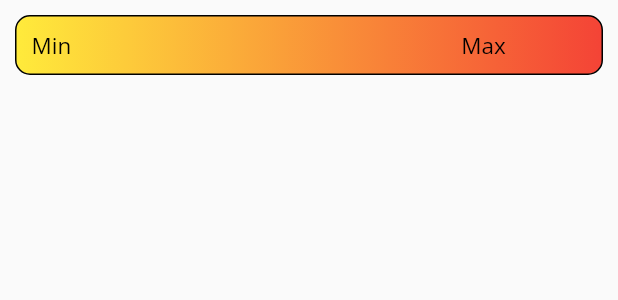
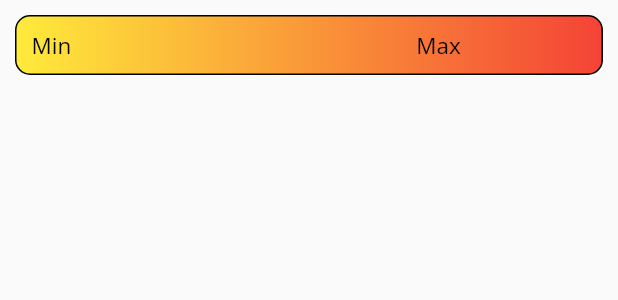
Before and after one commit to GDSC-Delft-Dev/apa, a Flutter app: the ColorLegend widget shown alone on an empty page, opened directly, on a phone screen of 412 x 824 dp. Shown: the top 300 px of the screen. Run offline on Flutter 3.47's test engine with Material 2 defaults, Android fonts, the phone set to English and light mode, and no system bars; our stand-ins replace cached_network_image, cloud_firestore, cloud_functions, firebase_auth, firebase_core, firebase_storage and 6 more; missing offline and left inert: f_logs, geojson_vi, poly_collisions; accounts and stored records are empty; generated files the repository leaves out were written again; network calls fail.

Commit message:
hotfix overflowing map legend

```diff
--- a/src/frontend/lib/views/insights/widgets/color_legend.dart
+++ b/src/frontend/lib/views/insights/widgets/color_legend.dart
@@ -28,7 +28,7 @@ class ColorLegend extends StatelessWidget {
         crossAxisAlignment: CrossAxisAlignment.center,
         children: <Widget>[
           Padding(
-            padding: EdgeInsets.only(left: 10.0, right: 250.0),
+            padding: EdgeInsets.only(left: 10.0, right: 220.0),
             child: Text('Min', style: TextStyle(fontSize: 15.0, color: Colors.black),),
           ),
           Padding(
```
